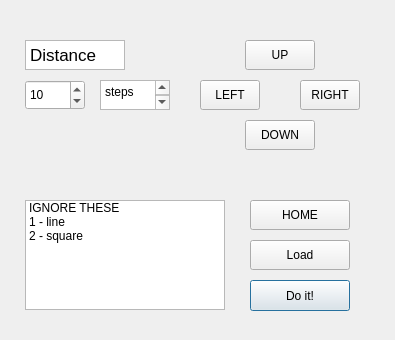
First picture: the form in MotorControllerUI/dialog_motorcontroller.ui, repository CiaranBarron/MotorController, before the edit.
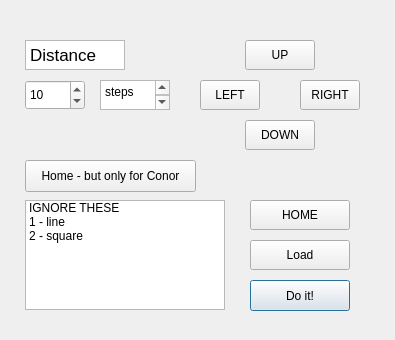
Second picture: the form after the edit.

What changed in the file:
```diff
--- a/MotorControllerUI/dialog_motorcontroller.ui
+++ b/MotorControllerUI/dialog_motorcontroller.ui
@@ -182,6 +182,19 @@
 </string>
    </property>
   </widget>
+  <widget class="QPushButton" name="HOME_CONOR">
+   <property name="geometry">
+    <rect>
+     <x>25</x>
+     <y>160</y>
+     <width>171</width>
+     <height>32</height>
+    </rect>
+   </property>
+   <property name="text">
+    <string>Home - but only for Conor</string>
+   </property>
+  </widget>
  </widget>
  <resources/>
  <connections/>
```
Left out of the diff: 18 changed lines with no effect on the pictures.
